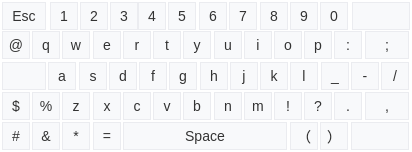
The window that virtualkeyboard.ui (xiaoxiaodx/NVRPRO) describes before a commit, drawn with Qt 5.
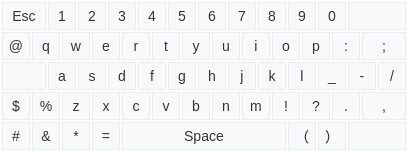
The same window after the commit. Icons and pictures are not drawn.

The edit to the form file:
```diff
--- a/virtualkeyboard.ui
+++ b/virtualkeyboard.ui
@@ -6,7 +6,7 @@
    <rect>
     <x>0</x>
     <y>0</y>
-    <width>412</width>
+    <width>408</width>
     <height>152</height>
    </rect>
   </property>
@@ -76,7 +76,7 @@
   <widget class="QPushButton" name="pushButton_m">
    <property name="geometry">
     <rect>
-     <x>244</x>
+     <x>242</x>
      <y>92</y>
      <width>28</width>
      <height>28</height>
@@ -95,7 +95,7 @@
   <widget class="QPushButton" name="pushButton_gantanhao">
    <property name="geometry">
     <rect>
-     <x>274</x>
+     <x>272</x>
      <y>92</y>
      <width>28</width>
      <height>28</height>
@@ -114,7 +114,7 @@
   <widget class="QPushButton" name="pushButton_n">
    <property name="geometry">
     <rect>
-     <x>214</x>
+     <x>212</x>
      <y>92</y>
      <width>28</width>
      <height>28</height>
@@ -139,7 +139,7 @@
   <widget class="QPushButton" name="pushButton_v">
    <property name="geometry">
     <rect>
-     <x>153</x>
+     <x>152</x>
      <y>92</y>
      <width>28</width>
      <height>28</height>
@@ -158,7 +158,7 @@
   <widget class="QPushButton" name="pushButton_b">
    <property name="geometry">
     <rect>
-     <x>183</x>
+     <x>182</x>
      <y>92</y>
      <width>28</width>
      <height>28</height>
@@ -177,7 +177,7 @@
   <widget class="QPushButton" name="pushButton_dot">
    <property name="geometry">
     <rect>
-     <x>334</x>
+     <x>332</x>
      <y>92</y>
      <width>28</width>
      <height>28</height>
@@ -196,7 +196,7 @@
   <widget class="QPushButton" name="pushButton_douhao">
    <property name="geometry">
     <rect>
-     <x>365</x>
+     <x>362</x>
      <y>92</y>
      <width>44</width>
      <height>28</height>
@@ -215,7 +215,7 @@
   <widget class="QPushButton" name="pushButton_wenhao">
    <property name="geometry">
     <rect>
-     <x>304</x>
+     <x>302</x>
      <y>92</y>
      <width>28</width>
      <height>28</height>
@@ -234,7 +234,7 @@
   <widget class="QPushButton" name="pushButton_c">
    <property name="geometry">
     <rect>
-     <x>123</x>
+     <x>122</x>
      <y>92</y>
      <width>28</width>
      <height>28</height>
@@ -272,7 +272,7 @@
   <widget class="QPushButton" name="pushButton_x">
    <property name="geometry">
     <rect>
-     <x>93</x>
+     <x>92</x>
      <y>92</y>
      <width>28</width>
      <height>28</height>
@@ -329,7 +329,7 @@
   <widget class="QPushButton" name="pushButton_g">
    <property name="geometry">
     <rect>
-     <x>169</x>
+     <x>168</x>
      <y>62</y>
      <width>28</width>
      <height>28</height>
@@ -348,7 +348,7 @@
   <widget class="QPushButton" name="pushButton_j">
    <property name="geometry">
     <rect>
-     <x>230</x>
+     <x>228</x>
      <y>62</y>
      <width>28</width>
      <height>28</height>
@@ -373,7 +373,7 @@
   <widget class="QPushButton" name="pushButton_d">
    <property name="geometry">
     <rect>
-     <x>109</x>
+     <x>108</x>
      <y>62</y>
      <width>28</width>
      <height>28</height>
@@ -392,7 +392,7 @@
   <widget class="QPushButton" name="pushButton_f">
    <property name="geometry">
     <rect>
-     <x>139</x>
+     <x>138</x>
      <y>62</y>
      <width>28</width>
      <height>28</height>
@@ -411,7 +411,7 @@
   <widget class="QPushButton" name="pushButton_h">
    <property name="geometry">
     <rect>
-     <x>200</x>
+     <x>198</x>
      <y>62</y>
      <width>28</width>
      <height>28</height>
@@ -430,7 +430,7 @@
   <widget class="QPushButton" name="pushButton_s">
    <property name="geometry">
     <rect>
-     <x>79</x>
+     <x>78</x>
      <y>62</y>
      <width>28</width>
      <height>28</height>
@@ -487,7 +487,7 @@
   <widget class="QPushButton" name="pushButton_l">
    <property name="geometry">
     <rect>
-     <x>290</x>
+     <x>288</x>
      <y>62</y>
      <width>28</width>
      <height>28</height>
@@ -506,7 +506,7 @@
   <widget class="QPushButton" name="pushButton_gang">
    <property name="geometry">
     <rect>
-     <x>351</x>
+     <x>348</x>
      <y>62</y>
      <width>28</width>
      <height>28</height>
@@ -525,7 +525,7 @@
   <widget class="QPushButton" name="pushButton_xiahuaxian">
    <property name="geometry">
     <rect>
-     <x>321</x>
+     <x>318</x>
      <y>62</y>
      <width>28</width>
      <height>28</height>
@@ -544,7 +544,7 @@
   <widget class="QPushButton" name="pushButton_fanxiexian">
    <property name="geometry">
     <rect>
-     <x>381</x>
+     <x>378</x>
      <y>62</y>
      <width>28</width>
      <height>28</height>
@@ -563,7 +563,7 @@
   <widget class="QPushButton" name="pushButton_k">
    <property name="geometry">
     <rect>
-     <x>260</x>
+     <x>258</x>
      <y>62</y>
      <width>28</width>
      <height>28</height>
@@ -601,7 +601,7 @@
   <widget class="QPushButton" name="pushButton_del">
    <property name="geometry">
     <rect>
-     <x>352</x>
+     <x>348</x>
      <y>2</y>
      <width>58</width>
      <height>28</height>
@@ -620,7 +620,7 @@
   <widget class="QPushButton" name="pushButton_0">
    <property name="geometry">
     <rect>
-     <x>320</x>
+     <x>318</x>
      <y>2</y>
      <width>28</width>
      <height>28</height>
@@ -639,7 +639,7 @@
   <widget class="QPushButton" name="pushButton_3">
    <property name="geometry">
     <rect>
-     <x>110</x>
+     <x>108</x>
      <y>2</y>
      <width>28</width>
      <height>28</height>
@@ -658,7 +658,7 @@
   <widget class="QPushButton" name="pushButton_7">
    <property name="geometry">
     <rect>
-     <x>229</x>
+     <x>228</x>
      <y>2</y>
      <width>28</width>
      <height>28</height>
@@ -696,7 +696,7 @@
   <widget class="QPushButton" name="pushButton_9">
    <property name="geometry">
     <rect>
-     <x>290</x>
+     <x>288</x>
      <y>2</y>
      <width>28</width>
      <height>28</height>
@@ -715,7 +715,7 @@
   <widget class="QPushButton" name="pushButton_2">
    <property name="geometry">
     <rect>
-     <x>80</x>
+     <x>78</x>
      <y>2</y>
      <width>28</width>
      <height>28</height>
@@ -734,7 +734,7 @@
   <widget class="QPushButton" name="pushButton_8">
    <property name="geometry">
     <rect>
-     <x>260</x>
+     <x>258</x>
      <y>2</y>
      <width>28</width>
      <height>28</height>
@@ -772,7 +772,7 @@
   <widget class="QPushButton" name="pushButton_6">
    <property name="geometry">
     <rect>
-     <x>199</x>
+     <x>198</x>
      <y>2</y>
      <width>28</width>
      <height>28</height>
@@ -797,7 +797,7 @@
   <widget class="QPushButton" name="pushButton_1">
    <property name="geometry">
     <rect>
-     <x>50</x>
+     <x>48</x>
      <y>2</y>
      <width>28</width>
      <height>28</height>
@@ -816,8 +816,8 @@
   <widget class="QPushButton" name="pushButton_t">
    <property name="geometry">
     <rect>
-     <x>153</x>
-     <y>31</y>
+     <x>152</x>
+     <y>32</y>
      <width>28</width>
      <height>28</height>
     </rect>
@@ -835,8 +835,8 @@
   <widget class="QPushButton" name="pushButton_y">
    <property name="geometry">
     <rect>
-     <x>183</x>
-     <y>31</y>
+     <x>182</x>
+     <y>32</y>
      <width>28</width>
      <height>28</height>
     </rect>
@@ -854,8 +854,8 @@
   <widget class="QPushButton" name="pushButton_p">
    <property name="geometry">
     <rect>
-     <x>304</x>
-     <y>31</y>
+     <x>302</x>
+     <y>32</y>
      <width>28</width>
      <height>28</height>
     </rect>
@@ -873,8 +873,8 @@
   <widget class="QPushButton" name="pushButton_r">
    <property name="geometry">
     <rect>
-     <x>123</x>
-     <y>31</y>
+     <x>122</x>
+     <y>32</y>
      <width>28</width>
      <height>28</height>
     </rect>
@@ -892,8 +892,8 @@
   <widget class="QPushButton" name="pushButton_o">
    <property name="geometry">
     <rect>
-     <x>274</x>
-     <y>31</y>
+     <x>272</x>
+     <y>32</y>
      <width>28</width>
      <height>28</height>
     </rect>
@@ -911,8 +911,8 @@
   <widget class="QPushButton" name="pushButton_maohao">
    <property name="geometry">
     <rect>
-     <x>334</x>
-     <y>31</y>
+     <x>332</x>
+     <y>32</y>
      <width>28</width>
      <height>28</height>
     </rect>
@@ -930,8 +930,8 @@
   <widget class="QPushButton" name="pushButton_i">
    <property name="geometry">
     <rect>
-     <x>244</x>
-     <y>31</y>
+     <x>242</x>
+     <y>32</y>
      <width>28</width>
      <height>28</height>
     </rect>
@@ -949,8 +949,8 @@
   <widget class="QPushButton" name="pushButton_u">
    <property name="geometry">
     <rect>
-     <x>214</x>
-     <y>31</y>
+     <x>212</x>
+     <y>32</y>
      <width>28</width>
      <height>28</height>
     </rect>
@@ -975,7 +975,7 @@
    <property name="geometry">
     <rect>
      <x>2</x>
-     <y>31</y>
+     <y>32</y>
      <width>28</width>
      <height>28</height>
     </rect>
@@ -994,7 +994,7 @@
    <property name="geometry">
     <rect>
      <x>32</x>
-     <y>31</y>
+     <y>32</y>
      <width>28</width>
      <height>28</height>
     </rect>
@@ -1013,7 +1013,7 @@
    <property name="geometry">
     <rect>
      <x>62</x>
-     <y>31</y>
+     <y>32</y>
      <width>28</width>
      <height>28</height>
     </rect>
@@ -1031,8 +1031,8 @@
   <widget class="QPushButton" name="pushButton_e">
    <property name="geometry">
     <rect>
-     <x>93</x>
-     <y>31</y>
+     <x>92</x>
+     <y>32</y>
      <width>28</width>
      <height>28</height>
     </rect>
@@ -1050,8 +1050,8 @@
   <widget class="QPushButton" name="pushButton_yinhao">
    <property name="geometry">
     <rect>
-     <x>365</x>
-     <y>31</y>
+     <x>362</x>
+     <y>32</y>
      <width>44</width>
      <height>28</height>
     </rect>
@@ -1069,7 +1069,7 @@
   <widget class="QPushButton" name="pushButton_space">
    <property name="geometry">
     <rect>
-     <x>123</x>
+     <x>122</x>
      <y>122</y>
      <width>164</width>
      <height>28</height>
@@ -1088,7 +1088,7 @@
   <widget class="QPushButton" name="pushButton_guohao1">
    <property name="geometry">
     <rect>
-     <x>290</x>
+     <x>288</x>
      <y>122</y>
      <width>28</width>
      <height>28</height>
@@ -1107,7 +1107,7 @@
   <widget class="QPushButton" name="pushButton_denghao">
    <property name="geometry">
     <rect>
-     <x>93</x>
+     <x>92</x>
      <y>122</y>
      <width>28</width>
      <height>28</height>
@@ -1183,7 +1183,7 @@
   <widget class="QPushButton" name="pushButton_kuohao2">
    <property name="geometry">
     <rect>
-     <x>320</x>
+     <x>318</x>
      <y>122</y>
      <width>28</width>
      <height>28</height>
@@ -1202,7 +1202,7 @@
   <widget class="QPushButton" name="pushButton_enter">
    <property name="geometry">
     <rect>
-     <x>351</x>
+     <x>348</x>
      <y>122</y>
      <width>58</width>
      <height>28</height>
```
